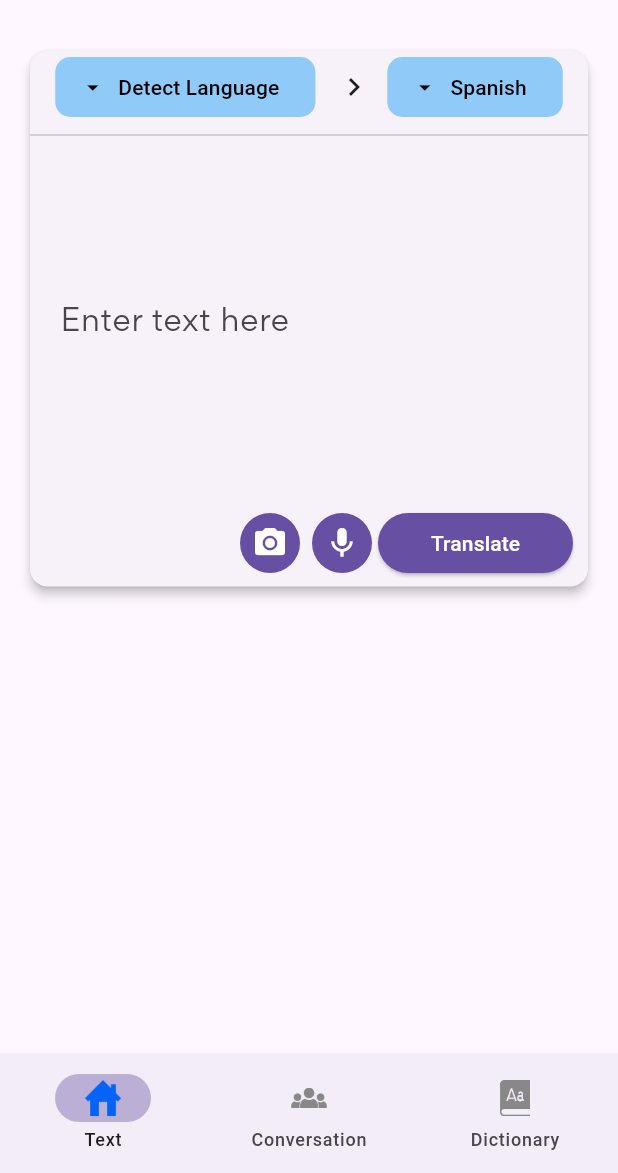
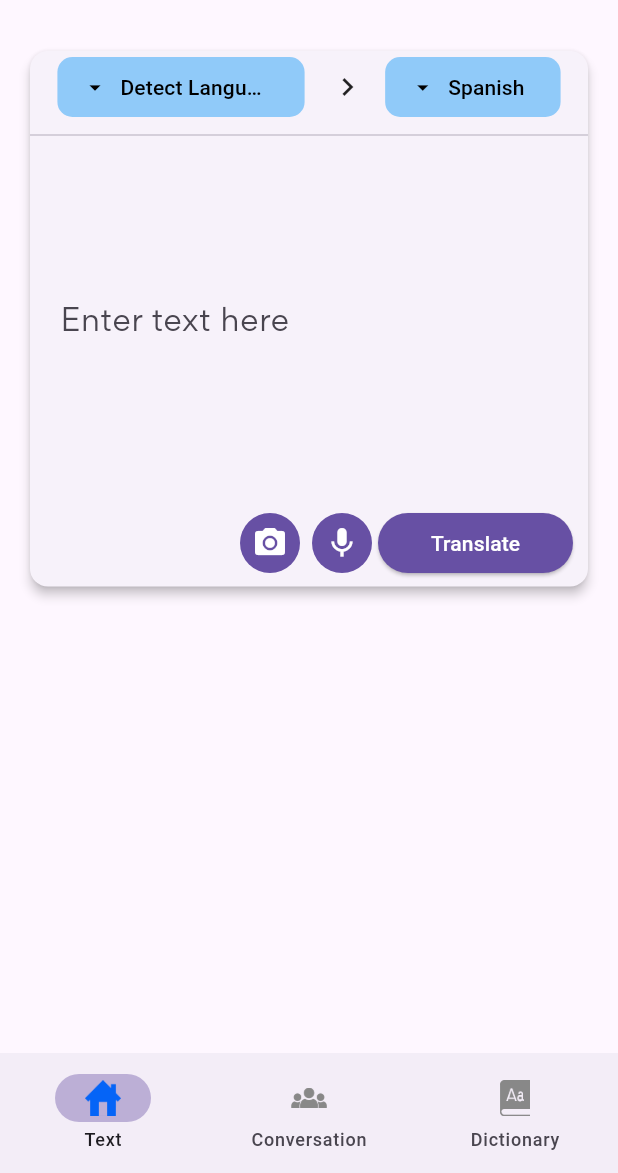
Before and after one commit to shahzaibdev1/translation-app, a Flutter app: the screen it shows after launch, on a phone screen of 412 x 824 dp, the part 63-1236 px from its top. Run offline on Flutter 3.47's test engine with Material 3 defaults, Android fonts, the phone set to English and light mode, and no system bars; our stand-ins replace camera, flutter_svg, flutter_tts, image_picker, permission_handler, share_plus and 3 more; missing offline and left inert: google_mlkit_text_recognition; accounts and stored records are empty.

Commit message:
updated code

```diff
--- a/lib/camera_view.dart
+++ b/lib/camera_view.dart
@@ -388,7 +388,7 @@ class _CameraViewState extends State<CameraView> {
       );
 
   Widget _exposureControl() => Positioned(
-        top: 40,
+        top: 80,
         right: 8,
         child: ConstrainedBox(
           constraints: const BoxConstraints(
--- a/lib/text_screen/text_screen.dart
+++ b/lib/text_screen/text_screen.dart
@@ -2,6 +2,7 @@ import 'dart:convert';
 
 import 'package:flutter/material.dart';
 import 'package:flutter/services.dart';
+import 'package:flutter/widgets.dart';
 import 'package:flutter_svg/flutter_svg.dart';
 import 'package:flutter_tts/flutter_tts.dart';
 import 'package:intl/intl.dart';
@@ -486,9 +487,12 @@ class _TextScreenState extends State<TextScreen> {
                             crossAxisAlignment: CrossAxisAlignment.center,
                             mainAxisAlignment: MainAxisAlignment.spaceAround,
                             children: [
-                              SizedBox(
+                              ConstrainedBox(
+                                constraints: BoxConstraints(
+                                    maxWidth: MediaQuery.of(context).size.width * 0.4),
                                 // width: MediaQuery.of(context).size.width * 0.35,
                                 child: FilledButton.icon(
+                                    clipBehavior: Clip.hardEdge,
                                     style: ButtonStyle(
                                         shape: MaterialStatePropertyAll<RoundedRectangleBorder>(
                                             RoundedRectangleBorder(
@@ -498,14 +502,18 @@ class _TextScreenState extends State<TextScreen> {
                                         backgroundColor:
                                             MaterialStatePropertyAll(Colors.blue.shade200)),
                                     onPressed: () => _showFrom(context),
-                                    label: Text(_selectedFromLang["name"]!),
+                                    label: Text(_selectedFromLang["name"]!,
+                                        overflow: TextOverflow.ellipsis),
                                     icon: const Icon(Icons.arrow_drop_down)),
                               ),
                               SizedBox(
                                 width: MediaQuery.of(context).size.width * 0.05,
                                 child: const Icon(Icons.chevron_right),
                               ),
-                              SizedBox(
+
+                              ConstrainedBox(
+                                constraints: BoxConstraints(
+                                    maxWidth: MediaQuery.of(context).size.width * 0.4),
                                 // width: MediaQuery.of(context).size.width * 0.35,
                                 child: FilledButton.icon(
                                     style: ButtonStyle(
@@ -518,7 +526,8 @@ class _TextScreenState extends State<TextScreen> {
                                         backgroundColor:
                                             MaterialStatePropertyAll(Colors.blue.shade200)),
                                     onPressed: () => _showTo(context),
-                                    label: Text(_selectedToLang["name"]!),
+                                    label: Text(_selectedToLang["name"]!,
+                                        overflow: TextOverflow.ellipsis),
                                     icon: const Icon(Icons.arrow_drop_down)),
                               ),
                               // _buildToDropdown(),
--- a/lib/translation_details.dart
+++ b/lib/translation_details.dart
@@ -33,7 +33,8 @@ class _TranslationDetailsState extends State<TranslationDetails> {
                   height: MediaQuery.of(context).size.height * 0.6,
                   // color: Colors.white54,
                   alignment: Alignment.center,
-                  child: Row(children: [IconButton(onPressed: () {}, icon: Icon(Icons.copy))]));
+                  child:
+                      Row(children: [IconButton(onPressed: () {}, icon: const Icon(Icons.copy))]));
             }));
   }
 
```
Also changed, not shown: lib/TextRecognizer.dart (+26 -12 lines), lib/conversation_screen/conversation_screen.dart (+10 -6 lines), 8 other files.
